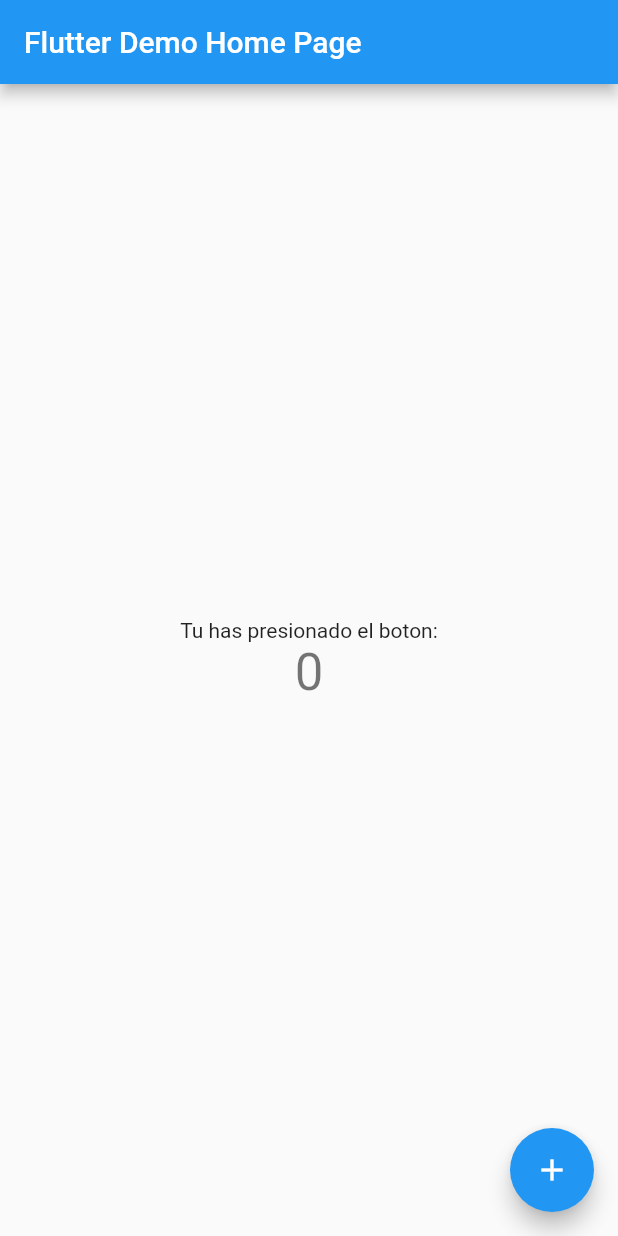
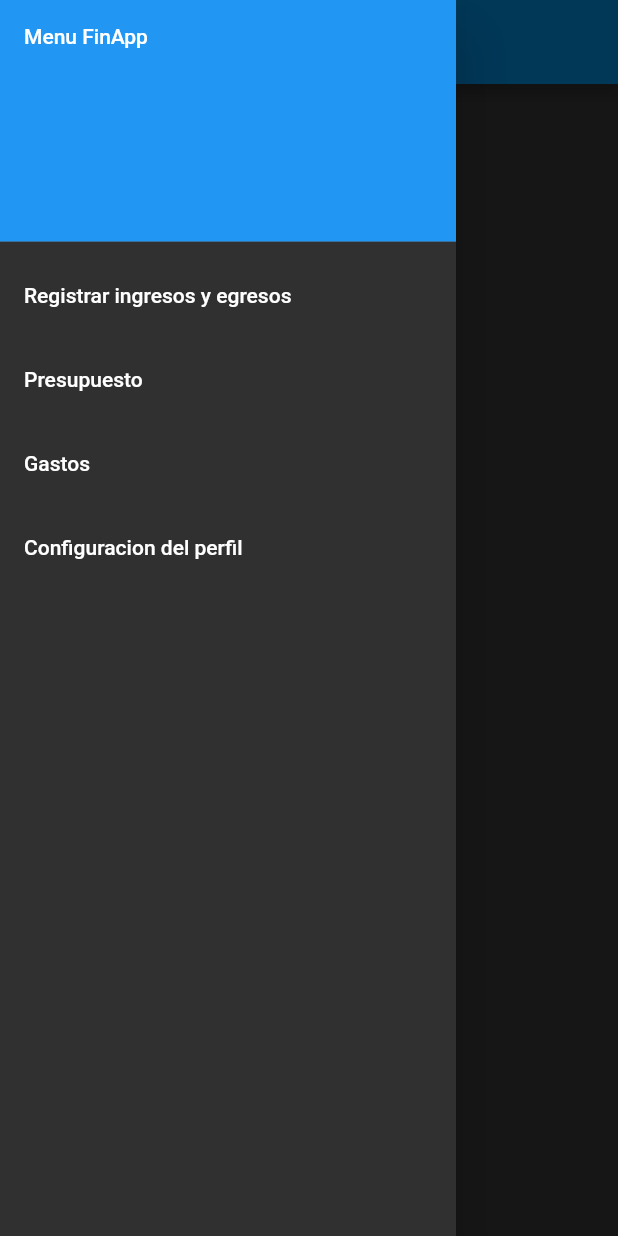
Before and after one commit to CARDONALUIS/AppFinanzasPersonales, a Flutter app: the screen it shows after launch, with the side drawer open (before the commit the screen has no drawer), on a phone screen of 412 x 824 dp. Run offline on Flutter 3.47's test engine with Material 2 defaults, Android fonts, the phone set to English and light mode, and no system bars; Roboto replaces fonts that are missing (Georgia, Hind).

Commit message:
Se agrego un subMenu
Utilisacion de un subMenu

```diff
--- a/appfinanzaspersonales/lib/main.dart
+++ b/appfinanzaspersonales/lib/main.dart
@@ -1,113 +1,99 @@
 import 'package:flutter/material.dart';
 
-void main() {
-  runApp(MyApp());
-}
+void main() => runApp(MyApp());
 
 class MyApp extends StatelessWidget {
-  // This widget is the root of your application.
+  final appTitle = 'FinApp';
+
   @override
   Widget build(BuildContext context) {
     return MaterialApp(
-      title: 'Flutter Demo',
+      title: appTitle,
       theme: ThemeData(
-        // This is the theme of your application.
-        //
-        // Try running your application with "flutter run". You'll see the
-        // application has a blue toolbar. Then, without quitting the app, try
-        // changing the primarySwatch below to Colors.green and then invoke
-        // "hot reload" (press "r" in the console where you ran "flutter run",
-        // or simply save your changes to "hot reload" in a Flutter IDE).
-        // Notice that the counter didn't reset back to zero; the application
-        // is not restarted.
-        primarySwatch: Colors.blue,
+        // Define the default brightness and colors.
+        brightness: Brightness.dark,
+        primaryColor: Colors.lightBlue[800],
+        accentColor: Colors.cyan[600],
+
+        // Define the default font family.
+        fontFamily: 'Georgia',
+
+        // Define the default TextTheme. Use this to specify the default
+        // text styling for headlines, titles, bodies of text, and more.
+        textTheme: TextTheme(
+          headline1: TextStyle(fontSize: 72.0, fontWeight: FontWeight.bold),
+          headline6: TextStyle(fontSize: 36.0, fontStyle: FontStyle.italic),
+          bodyText2: TextStyle(fontSize: 14.0, fontFamily: 'Hind'),
+        ),
       ),
-      home: MyHomePage(title: 'Flutter Demo Home Page'),
+      home: MyHomePage(title: appTitle),
     );
   }
 }
 
-class MyHomePage extends StatefulWidget {
-  MyHomePage({Key key, this.title}) : super(key: key);
-
-  // This widget is the home page of your application. It is stateful, meaning
-  // that it has a State object (defined below) that contains fields that affect
-  // how it looks.
-
-  // This class is the configuration for the state. It holds the values (in this
-  // case the title) provided by the parent (in this case the App widget) and
-  // used by the build method of the State. Fields in a Widget subclass are
-  // always marked "final".
-
+class MyHomePage extends StatelessWidget {
   final String title;
 
-  @override
-  _MyHomePageState createState() => _MyHomePageState();
-}
-
-class _MyHomePageState extends State<MyHomePage> {
-  int _counter = 0;
-
-  void _incrementCounter() {
-    setState(() {
-      // This call to setState tells the Flutter framework that something has
-      // changed in this State, which causes it to rerun the build method below
-      // so that the display can reflect the updated values. If we changed
-      // _counter without calling setState(), then the build method would not be
-      // called again, and so nothing would appear to happen.
-      _counter++;
-    });
-  }
+  MyHomePage({Key? key, required this.title}) : super(key: key);
 
   @override
   Widget build(BuildContext context) {
-    // This method is rerun every time setState is called, for instance as done
-    // by the _incrementCounter method above.
-    //
-    // The Flutter framework has been optimized to make rerunning build methods
-    // fast, so that you can just rebuild anything that needs updating rather
-    // than having to individually change instances of widgets.
     return Scaffold(
-      appBar: AppBar(
-        // Here we take the value from the MyHomePage object that was created by
-        // the App.build method, and use it to set our appbar title.
-        title: Text(widget.title),
-      ),
-      body: Center(
-        // Center is a layout widget. It takes a single child and positions it
-        // in the middle of the parent.
-        child: Column(
-          // Column is also a layout widget. It takes a list of children and
-          // arranges them vertically. By default, it sizes itself to fit its
-          // children horizontally, and tries to be as tall as its parent.
-          //
-          // Invoke "debug painting" (press "p" in the console, choose the
-          // "Toggle Debug Paint" action from the Flutter Inspector in Android
-          // Studio, or the "Toggle Debug Paint" command in Visual Studio Code)
-          // to see the wireframe for each widget.
-          //
-          // Column has various properties to control how it sizes itself and
-          // how it positions its children. Here we use mainAxisAlignment to
-          // center the children vertically; the main axis here is the vertical
-          // axis because Columns are vertical (the cross axis would be
-          // horizontal).
-          mainAxisAlignment: MainAxisAlignment.center,
+      appBar: AppBar(title: Text(title)),
+      body: Center(child: Text('My Page!')),
+      drawer: Drawer(
+        // Add a ListView to the drawer. This ensures the user can scroll
+        // through the options in the drawer if there isn't enough vertical
+        // space to fit everything.
+        child: ListView(
+          // Important: Remove any padding from the ListView.
+          padding: EdgeInsets.zero,
           children: <Widget>[
-            Text(
-              'Tu has presionado el boton:',
+            DrawerHeader(
+              child: Text('Menu FinApp'),
+              decoration: BoxDecoration(
+                color: Colors.blue,
+              ),
             ),
-            Text(
-              '$_counter',
-              style: Theme.of(context).textTheme.headline4,
+            ListTile(
+              title: Text('Registrar ingresos y egresos'),
+              onTap: () {
+                // Update the state of the app
+                // ...
+                // Then close the drawer
+                Navigator.pop(context);
+              },
+            ),
+            ListTile(
+              title: Text('Presupuesto'),
+              onTap: () {
+                // Update the state of the app
+                // ...
+                // Then close the drawer
+                Navigator.pop(context);
+              },
+            ),
+            ListTile(
+              title: Text('Gastos'),
+              onTap: () {
+                // Update the state of the app
+                // ...
+                // Then close the drawer
+                Navigator.pop(context);
+              },
+            ),
+            ListTile(
+              title: Text('Configuracion del perfil'),
+              onTap: () {
+                // Update the state of the app
+                // ...
+                // Then close the drawer
+                Navigator.pop(context);
+              },
             ),
           ],
         ),
       ),
-      floatingActionButton: FloatingActionButton(
-        onPressed: _incrementCounter,
-        tooltip: 'Increment',
-        child: Icon(Icons.add),
-      ), // This trailing comma makes auto-formatting nicer for build methods.
     );
   }
 }
--- a/appfinanzaspersonales/pubspec.yaml
+++ b/appfinanzaspersonales/pubspec.yaml
@@ -18,7 +18,7 @@ publish_to: 'none' # Remove this line if you wish to publish to pub.dev
 version: 1.0.0+1
 
 environment:
-  sdk: ">=2.7.0 <3.0.0"
+  sdk: ">=2.12.0 <3.0.0"
 
 dependencies:
   flutter:
```
